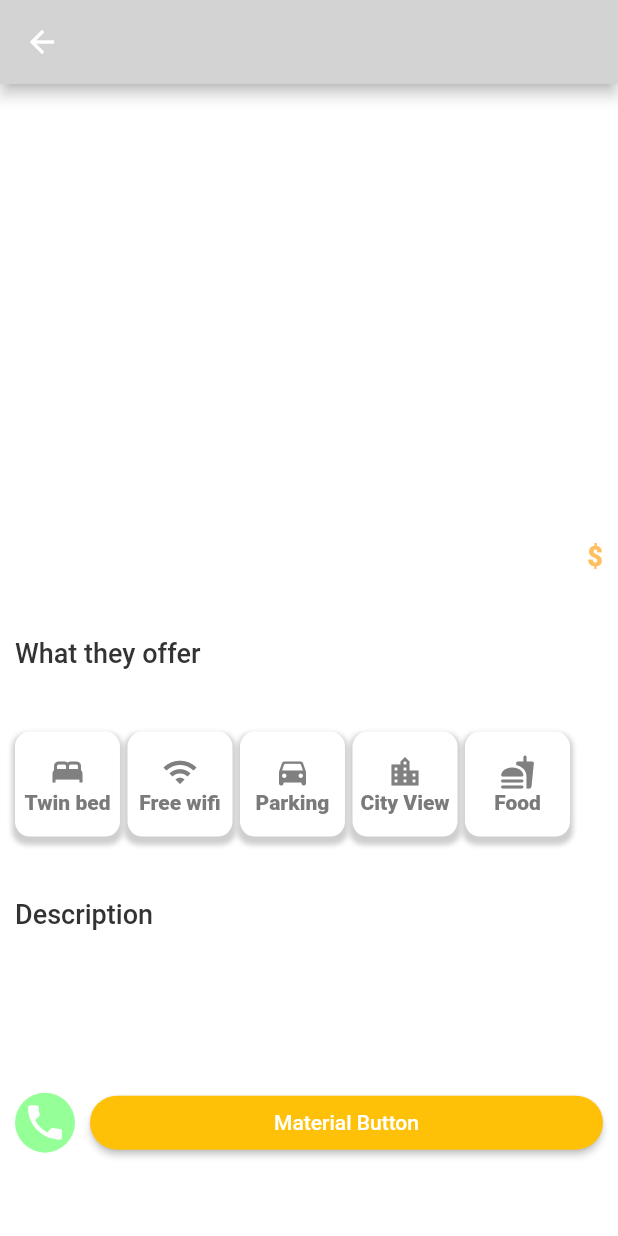
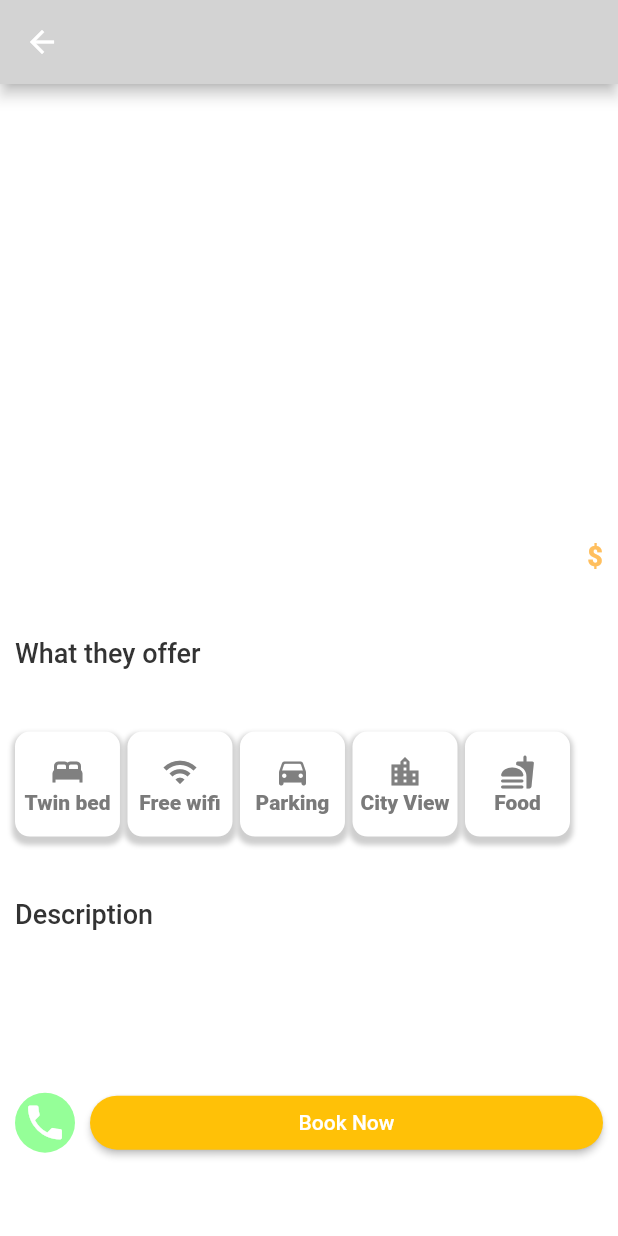
Before and after one commit to RedBaron1918/flutter_hotel, a Flutter app: the DetailWidget screen opened directly with empty values, on a phone screen of 412 x 824 dp. Run offline on Flutter 3.47's test engine with Material 2 defaults, Android fonts, the phone set to English and light mode, and no system bars; network calls fail.

Commit message:
refactoring code after that refactor model bc its hella bad

```diff
--- a/lib/pages/detail_widget.dart
+++ b/lib/pages/detail_widget.dart
@@ -1,6 +1,6 @@
 import 'package:flutter/material.dart';
-
 import '../model/hotel.dart';
+import '../widgets/shadow_icon_widget.dart';
 
 class DetailWidget extends StatefulWidget {
   const DetailWidget({
@@ -40,7 +40,7 @@ class _DetailWidgetState extends State<DetailWidget> {
     return Scaffold(
       backgroundColor: Colors.white,
       appBar: AppBar(
-        backgroundColor: Color.fromARGB(255, 211, 211, 211),
+        backgroundColor: const Color.fromARGB(255, 211, 211, 211),
         title: Text(widget.block?.nameWithoutPolicy ?? ""),
       ),
       body: Column(
@@ -96,6 +96,28 @@ class CardDetail extends StatelessWidget {
 
   @override
   Widget build(BuildContext context) {
+    List<ShadowIconWidget> icons = const [
+      ShadowIconWidget(
+        icon: Icons.bed,
+        text: "Twin bed",
+      ),
+      ShadowIconWidget(
+        icon: Icons.wifi,
+        text: "Free wifi",
+      ),
+      ShadowIconWidget(
+        icon: Icons.directions_car_rounded,
+        text: "Parking",
+      ),
+      ShadowIconWidget(
+        icon: Icons.location_city,
+        text: "City View",
+      ),
+      ShadowIconWidget(
+        icon: Icons.fastfood_rounded,
+        text: "Food",
+      ),
+    ];
     return Flexible(
       child: Padding(
         padding: const EdgeInsets.all(10.0),
@@ -135,28 +157,10 @@ class CardDetail extends StatelessWidget {
             Wrap(
               spacing: 5,
               runSpacing: 8,
-              children: const [
-                IconWidget(
-                  icon: Icons.bed,
-                  text: "Twin bed",
-                ),
-                IconWidget(
-                  icon: Icons.wifi,
-                  text: "Free wifi",
-                ),
-                IconWidget(
-                  icon: Icons.directions_car_rounded,
-                  text: "Parking",
-                ),
-                IconWidget(
-                  icon: Icons.location_city,
-                  text: "City View",
-                ),
-                IconWidget(
-                  icon: Icons.fastfood_rounded,
-                  text: "Food",
-                ),
-              ],
+              children: List.generate(
+                icons.length,
+                (index) => icons[index],
+              ),
             ),
             const Text(
               "Description",
@@ -202,7 +206,7 @@ class CardDetail extends StatelessWidget {
                       color: Colors.amber,
                       onPressed: () {},
                       child: const Text(
-                        'Material Button',
+                        'Book Now',
                         style: TextStyle(color: Colors.white),
                       )),
                 ),
@@ -214,49 +218,3 @@ class CardDetail extends StatelessWidget {
     );
   }
 }
-
-class IconWidget extends StatelessWidget {
-  const IconWidget({
-    super.key,
-    required this.icon,
-    required this.text,
-  });
-  final IconData icon;
-  final String text;
-  @override
-  Widget build(BuildContext context) {
-    return Container(
-      decoration: BoxDecoration(
-        borderRadius: BorderRadius.circular(10),
-        color: const Color.fromARGB(255, 255, 255, 255),
-        boxShadow: [
-          BoxShadow(
-            color: Colors.grey.withOpacity(0.5),
-            spreadRadius: 2,
-            blurRadius: 2,
-            offset: const Offset(0, 3), // changes position of shadow
-          ),
-        ],
-      ),
-      padding: const EdgeInsets.all(4),
-      height: 70,
-      width: 70,
-      child: Column(
-        mainAxisAlignment: MainAxisAlignment.center,
-        children: [
-          Icon(
-            icon,
-            color: Color.fromARGB(255, 128, 128, 128),
-          ),
-          Text(
-            text,
-            style: const TextStyle(
-              color: Color.fromARGB(255, 122, 122, 122),
-              fontWeight: FontWeight.w900,
-            ),
-          )
-        ],
-      ),
-    );
-  }
-}
--- /dev/null
+++ b/lib/widgets/shadow_icon_widget.dart
@@ -0,0 +1,47 @@
+import 'package:flutter/material.dart';
+
+class ShadowIconWidget extends StatelessWidget {
+  const ShadowIconWidget({
+    super.key,
+    required this.icon,
+    required this.text,
+  });
+  final IconData icon;
+  final String text;
+  @override
+  Widget build(BuildContext context) {
+    return Container(
+      decoration: BoxDecoration(
+        borderRadius: BorderRadius.circular(10),
+        color: const Color.fromARGB(255, 255, 255, 255),
+        boxShadow: [
+          BoxShadow(
+            color: Colors.grey.withOpacity(0.5),
+            spreadRadius: 2,
+            blurRadius: 2,
+            offset: const Offset(0, 3), // changes position of shadow
+          ),
+        ],
+      ),
+      padding: const EdgeInsets.all(4),
+      height: 70,
+      width: 70,
+      child: Column(
+        mainAxisAlignment: MainAxisAlignment.center,
+        children: [
+          Icon(
+            icon,
+            color: const Color.fromARGB(255, 128, 128, 128),
+          ),
+          Text(
+            text,
+            style: const TextStyle(
+              color: Color.fromARGB(255, 122, 122, 122),
+              fontWeight: FontWeight.w900,
+            ),
+          )
+        ],
+      ),
+    );
+  }
+}
```
Also changed, not shown: lib/pages/home.dart (+10 -90 lines), lib/widgets/future_widget.dart (added, +35 -0 lines), lib/widgets/icon_text_widget.dart (added, +27 -0 lines), lib/widgets/sliver_appbar_widget.dart (added, +32 -0 lines), 1 other file.
